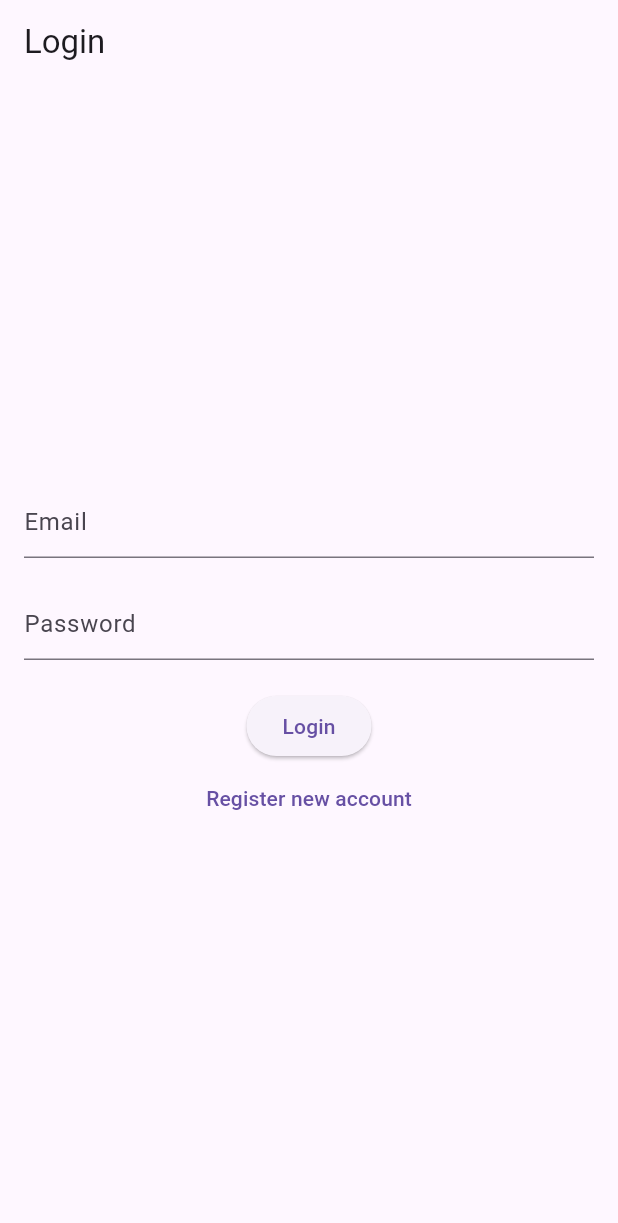
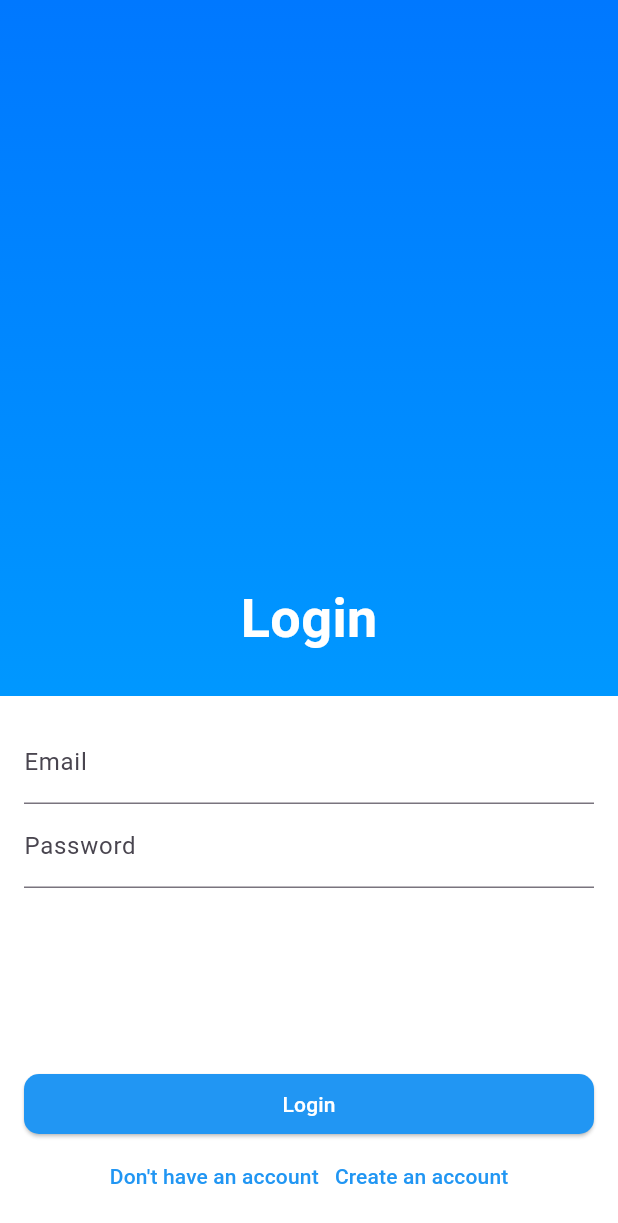
Before and after one commit to gybratyy/jetjoy, a Flutter app: the screen it shows after launch, on a phone screen of 412 x 824 dp. Shown: the top 1223 px of the screen. Run offline on Flutter 3.47's test engine with Material 3 defaults, Android fonts, the phone set to English and light mode, and no system bars; our stand-ins replace flutter_bloc, sqflite, sqflite_common_ffi; accounts and stored records are empty.

Commit message:
ot margo

```diff
--- a/lib/main.dart
+++ b/lib/main.dart
@@ -3,8 +3,6 @@ import 'dart:io';
 import 'package:flutter/foundation.dart';
 import 'package:flutter_bloc/flutter_bloc.dart';
 import 'src/views/login_page.dart';
-import 'src/blocs/authentication_bloc.dart';
-import 'src/services/authentication_service.dart';
 import 'database/database_helper.dart';
 import 'package:sqflite_common_ffi/sqflite_ffi.dart';
 
@@ -22,19 +20,8 @@ class MyApp extends StatelessWidget {
 
   @override
   Widget build(BuildContext context) {
-    final DatabaseHelper databaseHelper = DatabaseHelper.instance;
-    final AuthenticationService authenticationService = AuthenticationService(databaseHelper);
-
-    return BlocProvider<AuthenticationBloc>(
-      create: (context) => AuthenticationBloc(authenticationService), // Ensure this matches the constructor in AuthenticationBloc
-      child: MaterialApp(
-        title: 'Flight Booking App',
-        theme: ThemeData(
-          primarySwatch: Colors.blue,
-          visualDensity: VisualDensity.adaptivePlatformDensity,
-        ),
-        home: LoginPage(),
-      ),
+    return const MaterialApp(
+      home: LoginPage(),
     );
   }
 }
--- a/lib/src/blocs/authentication_bloc.dart
+++ /dev/null
@@ -1,46 +0,0 @@
-import 'package:flutter_bloc/flutter_bloc.dart';
-import '../services/authentication_service.dart';
-
-
-
-enum AuthenticationEvent { login, logout }
-
-enum AuthenticationStatus { initial, authenticated, authenticationError, loading }
-
-class AuthenticationBloc extends Bloc<AuthenticationEvent, AuthenticationStatus> {
-  final AuthenticationService _authenticationService;
-  String email = "";
-  String password = "";
-  AuthenticationBloc(this._authenticationService) : super(AuthenticationStatus.initial) {
-    on<AuthenticationEvent>((event, emit) async {
-      switch (event) {
-        case AuthenticationEvent.login:
-          emit(AuthenticationStatus.loading);
-          bool result = await _authenticationService.authenticate(email, password);
-          if (result) {
-            emit(AuthenticationStatus.authenticated);
-          } else {
-            emit(AuthenticationStatus.authenticationError);
-          }
-          break;
-        case AuthenticationEvent.logout:
-          emit(AuthenticationStatus.initial);
-          break;
-      }
-    });
-  }
-
-  void triggerLogin(String email, String password) {
-    this.email = email;
-    this.password = password;
-    add(AuthenticationEvent.login);
-  }
-  void register(String email, String password) async {
-    bool registered = await _authenticationService.register(email, password);
-    if (registered) {
-      emit(AuthenticationStatus.authenticated);
-    } else {
-      emit(AuthenticationStatus.authenticationError);
-    }
-  }
-}
--- a/lib/src/services/authentication_service.dart
+++ /dev/null
@@ -1,22 +0,0 @@
-import '../../database/database_helper.dart';
-import '../models/user.dart';
-
-class AuthenticationService {
-  final DatabaseHelper _databaseHelper;
-
-  AuthenticationService(this._databaseHelper);
-
-  Future<bool> authenticate(String email, String password) async {
-    User? user = await _databaseHelper.getUserByEmail(email);
-    if (user != null && user.password == password) {
-      return true;
-    }
-    return false;
-  }
-
-  Future<bool> register(String email, String password) async {
-    final User newUser = User(email: email, password: password);  // Consider hashing the password here
-    final int result = await _databaseHelper.addUser(newUser);
-    return result > 0;
-  }
-}
--- a/lib/src/views/login_page.dart
+++ b/lib/src/views/login_page.dart
@@ -1,64 +1,153 @@
+import 'dart:ui';
+
+import 'package:flutter/cupertino.dart';
 import 'package:flutter/material.dart';
-import 'package:flutter_bloc/flutter_bloc.dart';
-import '../blocs/authentication_bloc.dart';
+import 'package:flutter/painting.dart';
+import 'main_page.dart';
 import 'register_page.dart';
-import 'main_page.dart';
-
 
 class LoginPage extends StatelessWidget {
-  final TextEditingController emailController = TextEditingController();
-  final TextEditingController passwordController = TextEditingController();
-
-
-  LoginPage({super.key});
-
+  const LoginPage({Key? key});
   @override
   Widget build(BuildContext context) {
     return Scaffold(
-      appBar: AppBar(title: const Text('Login')),
-      body: Padding(
-        padding: const EdgeInsets.all(16.0),
-        child: BlocConsumer<AuthenticationBloc, AuthenticationStatus>(
-          listener: (context, state) {
-            if (state == AuthenticationStatus.authenticated) {
-              Navigator.pushReplacement(context, MaterialPageRoute(builder: (context) => const MainPage()));
-            } else if (state == AuthenticationStatus.authenticationError) {
-              ScaffoldMessenger.of(context).showSnackBar(const SnackBar(content: Text('Invalid credentials')));
-            }
-          },
-          builder: (context, state) {
-            return Column(
-              mainAxisAlignment: MainAxisAlignment.center,
-              children: <Widget>[
-                TextField(
-                  controller: emailController,
-                  decoration: const InputDecoration(hintText: 'Email'),
+      body: Stack(
+        children: <Widget>[
+          Container(
+            decoration: const BoxDecoration(
+              gradient: LinearGradient(
+                begin: Alignment.topCenter,
+                end: Alignment.bottomCenter,
+                colors: [
+                  Color(0xFF0078FF), Color(0xFF00B0FF),
+                ],
+              ),
+            ),
+            child: const SizedBox.expand(),
+          ),
+
+          const Center(
+            child: SelectionArea(
+              child: Column(
+                mainAxisAlignment: MainAxisAlignment.center,
+                children: <Widget>[
+                  Text(
+                    "Login",
+                    style: TextStyle(
+                      color: Colors.white,
+                      fontSize: 36,
+                      fontWeight: FontWeight.bold,
+                    ),
+                  ),
+                ],
+              ),
+            ),
+          ),
+
+          Positioned(
+            bottom: 0,
+            left: 0,
+            right: 0,
+            child: Container(
+              color: Colors.white,
+              child: const LoginForm(),
+            ),
+          ),
+        ],
+      ),
+    );
+  }
+}
+
+class LoginForm extends StatefulWidget {
+  const LoginForm({Key? key});
+
+  @override
+  _LoginFormState createState() => _LoginFormState();
+}
+
+class _LoginFormState extends State<LoginForm> {
+  final _formKey = GlobalKey<FormState>();
+  String _email = '';
+  String _password = '';
+  String a = 'Don`t have an accound';
+  @override
+  Widget build(BuildContext context) {
+    String a = "Don't have an account";
+    return Padding(
+      padding: const EdgeInsets.all(16.0),
+      child: Form(
+        key: _formKey,
+        child: Column(
+          crossAxisAlignment: CrossAxisAlignment.stretch,
+          mainAxisSize: MainAxisSize.min,
+          children: <Widget>[
+            TextFormField(
+              decoration: InputDecoration(labelText: 'Email'),
+              validator: (value) {
+                if (value!.isEmpty) {
+                  return 'Please enter your email';
+                }
+                // Email validation pattern
+                final emailRegex = RegExp(r'^[\w-\.]+@([\w-]+\.)+[\w-]{2,4}$');
+                if (!emailRegex.hasMatch(value)) {
+                  return 'Please enter a valid email';
+                }
+                return null;
+              },
+              onSaved: (value) => _email = value!,
+            ),
+            TextFormField(
+              decoration: const InputDecoration(labelText: 'Password'),
+              obscureText: true,
+              validator: (value) {
+                if (value!.isEmpty) {
+                  return 'Please enter your password';
+                }
+                return null;
+              },
+              onSaved: (value) => _password = value!,
+            ),
+            const SizedBox(height: 120),
+            ElevatedButton(
+              style: ElevatedButton.styleFrom(
+                backgroundColor: Colors.blue,
+                shape: RoundedRectangleBorder(
+                  borderRadius: BorderRadius.circular(10),
                 ),
-                const SizedBox(height: 20),
-                TextField(
-                  controller: passwordController,
-                  obscureText: true,
-                  decoration: const InputDecoration(hintText: 'Password'),
+              ),
+              onPressed: () {
+                if (_formKey.currentState!.validate()) {
+                  _formKey.currentState!.save();
+                  Navigator.push(
+                    context,
+                    MaterialPageRoute(builder: (context) => MainPage()),
+                  );
+                }
+              },
+              child: const Text(
+                'Login',
+                style: TextStyle(
+                  color: Colors.white,
                 ),
-                const SizedBox(height: 20),
-                ElevatedButton(
-                  onPressed: () {
-                    // Retrieve email and password from TextControllers
-                    String email = emailController.text;
-                    String password = passwordController.text;
+              ),
+            ),
+            TextButton(
+              onPressed: () {
+                Navigator.push(
+                  context,
+                  MaterialPageRoute(builder: (context) => RegisterPage()),
+                );
+              },
 
-                    // Trigger the login event in the bloc
-                    context.read<AuthenticationBloc>().triggerLogin(email, password);
-                  },
-                  child: const Text('Login'),
+              child: Text(
+                '${a}   Create an account',
+                style: const TextStyle(
+                  color: Colors.blue,
                 ),
-                TextButton(
-                  onPressed: () => Navigator.push(context, MaterialPageRoute(builder: (context) => RegisterPage())),
-                  child: const Text('Register new account'),
-                ),
-              ],
-            );
-          },
+              ),
+            ),
+          ],
         ),
       ),
     );
--- a/pubspec.yaml
+++ b/pubspec.yaml
@@ -19,7 +19,7 @@ publish_to: 'none' # Remove this line if you wish to publish to pub.dev
 version: 1.0.0+1
 
 environment:
-  sdk: '>=3.3.4 <4.0.0'
+  sdk: '2.12.0'
 
 # Dependencies specify other packages that your package needs in order to work.
 # To automatically upgrade your package dependencies to the latest versions
@@ -35,10 +35,10 @@ dependencies:
   # The following adds the Cupertino Icons font to your application.
   # Use with the CupertinoIcons class for iOS style icons.
   cupertino_icons: ^1.0.6
-  sqflite: ^2.3.3+1
   path: ^1.9.0
   flutter_bloc: ^8.1.5
-  sqflite_common_ffi: ^2.3.3
+  firebase_auth: ^4.19.6
+  firebase_core: ^2.31.1
 
 dev_dependencies:
   flutter_test:
```
Also changed, not shown: lib/src/views/register_page.dart (+111 -51 lines), lib/src/blocs/booking_bloc.dart (deleted), lib/src/services/booking_service.dart (deleted), pubspec.lock, 2 other files.
